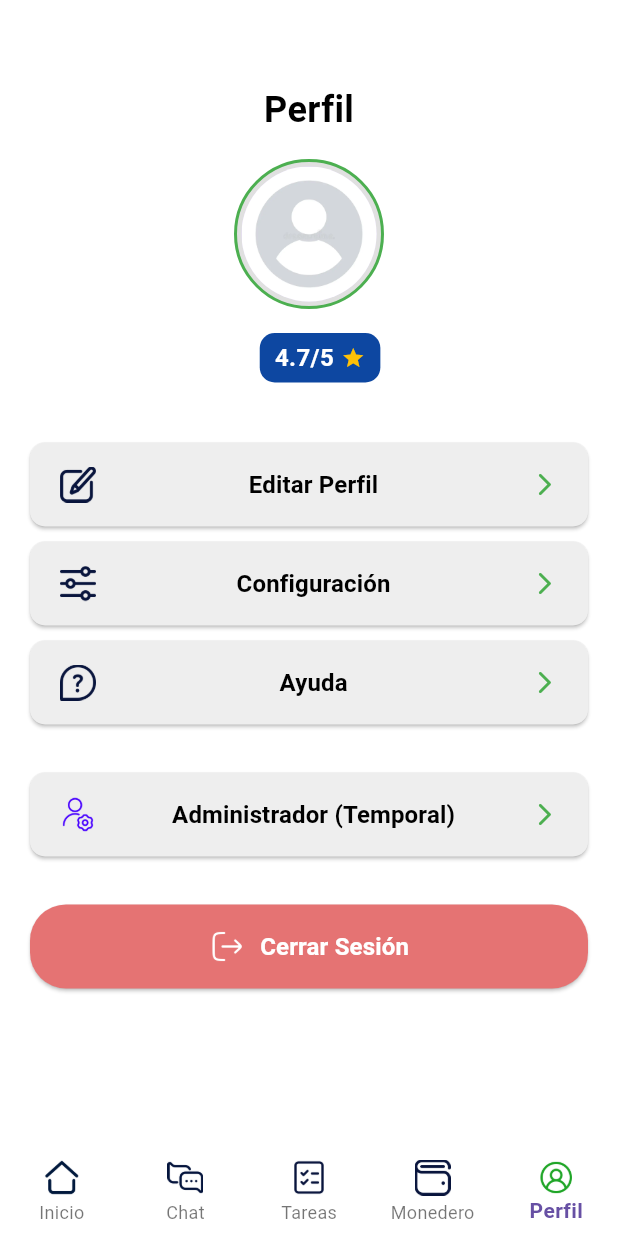
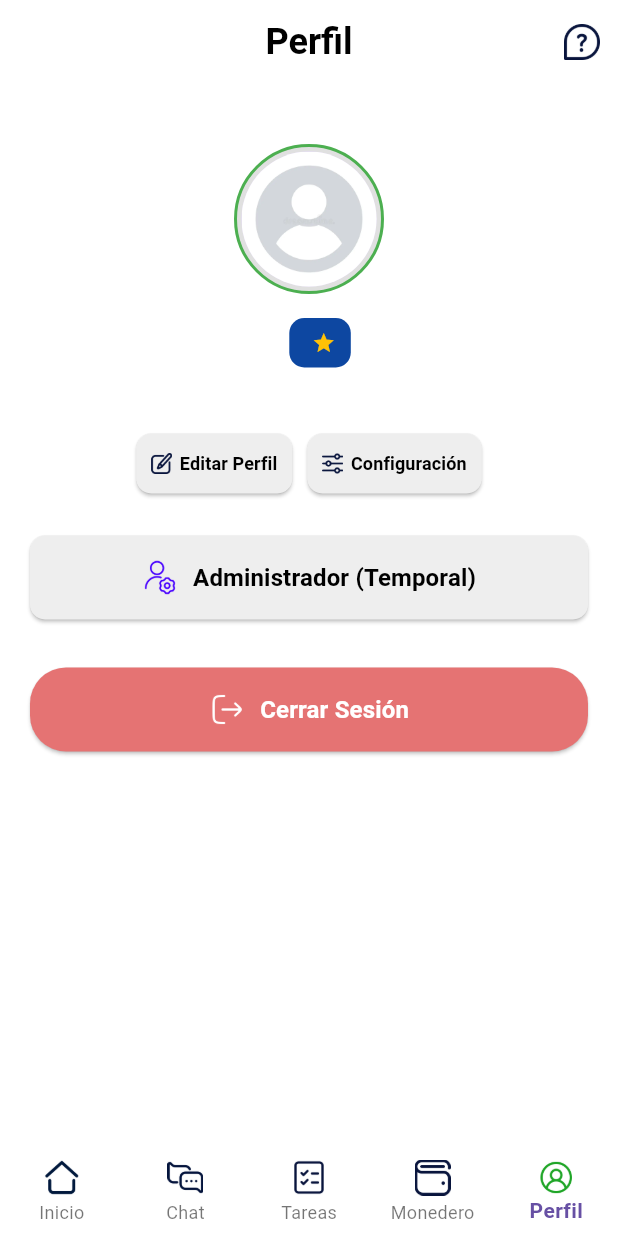
Before and after one commit to Manudf5/mobileservicesapp, a Flutter app: the screen it shows once a user with an empty profile is signed in, item 5 of the bottom bar chosen, on a phone screen of 412 x 824 dp. Run offline on Flutter 3.47's test engine with Material 3 defaults, Android fonts, the light colour scheme and no system bars; our stand-ins replace animated_text_kit, cloud_firestore, firebase_auth, firebase_core, firebase_storage, flutter_map and 4 more; missing offline and left inert: flutter_map_marker_cluster, flutter_map_marker_popup, geolocator_android; accounts and stored records are empty.

Commit message:
Backup2_30.06.24

```diff
--- a/lib/screens/public/homepage.dart
+++ b/lib/screens/public/homepage.dart
@@ -1,23 +1,9 @@
 import 'package:flutter/material.dart';
 import 'profile.dart'; // Importa el nuevo archivo profile.dart
 import 'home.dart'; // Importa el nuevo archivo home.dart
+import 'tasks.dart'; // Importa el nuevo archivo tasks.dart
 
 // Define las pantallas para cada botón
-class InicioScreen extends StatelessWidget {
-  const InicioScreen({super.key});
-
-  @override
-  Widget build(BuildContext context) {
-    return Container(
-      decoration: const BoxDecoration(
-        color: Colors.white
-      ),
-      child: const Center(
-        child: Text('Pantalla de inicio'),
-      ),
-    );
-  }
-}
 
 class ChatScreen extends StatelessWidget {
   const ChatScreen({super.key});
@@ -35,24 +21,8 @@ class ChatScreen extends StatelessWidget {
   }
 }
 
-class TareasScreen extends StatelessWidget {
-  const TareasScreen({super.key});
-
-  @override
-  Widget build(BuildContext context) {
-    return Container(
-      decoration: const BoxDecoration(
-        color: Colors.white
-      ),
-      child: const Center(
-        child: Text('Pantalla de Tareas'),
-      ),
-    );
-  }
-}
-
-class MonederoScreen extends StatelessWidget {
-  const MonederoScreen({super.key});
+class WalletScreen extends StatelessWidget {
+  const WalletScreen({super.key});
 
   @override
   Widget build(BuildContext context) {
@@ -79,11 +49,11 @@ class _HomePageState extends State<HomePage> {
   int _selectedIndex = 0;
 
   final List<Widget> _screens = [
-    const HomeScreen(),
+    const HomeScreen(), // Ahora utiliza HomeScreen de home.dart
     const ChatScreen(),
-    const TareasScreen(), // Ahora utiliza TareasScreen de home.dart
-    const MonederoScreen(),
-    const PerfilScreen(), // Ahora utiliza PerfilScreen de profile.dart
+    const TasksScreen(), // Ahora utiliza TasksScreen de tasks.dart
+    const WalletScreen(),
+    const ProfileScreen(), // Ahora utiliza ProfileScreen de profile.dart
   ];
 
   @override
--- a/lib/screens/public/profile.dart
+++ b/lib/screens/public/profile.dart
@@ -8,19 +8,20 @@ import '../intro_screen.dart'; // Importa intro_screen.dart
 import 'package:image_picker/image_picker.dart'; // Importa image_picker
 import 'package:url_launcher/url_launcher.dart'; // Importa url_launcher
 
-class PerfilScreen extends StatefulWidget {
-  const PerfilScreen({super.key});
+class ProfileScreen extends StatefulWidget {
+  const ProfileScreen({super.key});
 
   @override
   // ignore: library_private_types_in_public_api
-  _PerfilScreenState createState() => _PerfilScreenState();
-}
-
-class _PerfilScreenState extends State<PerfilScreen> {
+  _ProfileScreenState createState() => _ProfileScreenState();
+}
+
+class _ProfileScreenState extends State<ProfileScreen> {
   String _userName = '';
   String _userLastName = '';
   String _userBio = '';
   String _profileImageUrl = '';
+  String _userAssessment = ''; // Variable para la calificación
 
   @override
   void initState() {
@@ -42,6 +43,7 @@ class _PerfilScreenState extends State<PerfilScreen> {
           _userLastName = userDoc.data()!['lastName'];
           _userBio = userDoc.data()!['bio'] ?? '';
           _profileImageUrl = userDoc.data()!['profileImageUrl'] ?? '';
+          _userAssessment = userDoc.data()!['assessment'] ?? ''; // Obtén la calificación
         });
       }
     }
@@ -198,6 +200,28 @@ class _PerfilScreenState extends State<PerfilScreen> {
   @override
   Widget build(BuildContext context) {
     return Scaffold(
+      appBar: AppBar(
+        backgroundColor: Colors.white,
+        title: const Text(
+          'Perfil',
+          style: TextStyle(
+            fontSize: 24.0,
+            fontWeight: FontWeight.bold,
+            color: Colors.black,
+          ),
+        ),
+        centerTitle: true, // Centra el texto del AppBar
+        actions: [
+          IconButton(
+            onPressed: _showHelpScreen,
+            icon: Image.asset(
+              'assets/images/IconHelp.png',
+              height: 24,
+              width: 24,
+            ),
+          ),
+        ],
+      ),
       backgroundColor: Colors.white,
       body: SingleChildScrollView(
         child: Center(
@@ -208,18 +232,6 @@ class _PerfilScreenState extends State<PerfilScreen> {
               crossAxisAlignment: CrossAxisAlignment.center,
               children: [
                 const SizedBox(height: 20.0),
-                // AppBar personalizado
-                Container(
-                  padding: const EdgeInsets.symmetric(vertical: 16.0),
-                  child: const Text(
-                    'Perfil',
-                    style: TextStyle(
-                      fontSize: 24.0,
-                      fontWeight: FontWeight.bold,
-                      color: Colors.black,
-                    ),
-                  ),
-                ),
 
                 // Foto de perfil
                 Stack(
@@ -273,19 +285,19 @@ class _PerfilScreenState extends State<PerfilScreen> {
                         color: Colors.blue[900],
                         borderRadius: BorderRadius.circular(10.0),
                       ),
-                      child: const Row(
+                      child: Row(
                         mainAxisSize: MainAxisSize.min,
                         children: [
                           Text(
-                            '4.7/5',
-                            style: TextStyle(
+                            _userAssessment, // Mostrar la calificación real
+                            style: const TextStyle(
                               fontSize: 16.0,
                               fontWeight: FontWeight.bold,
                               color: Colors.white,
                             ),
                           ),
-                          SizedBox(width: 5.0),
-                          Icon(
+                          const SizedBox(width: 5.0),
+                          const Icon(
                             Icons.star,
                             size: 16.0,
                             color: Colors.amber,
@@ -315,36 +327,117 @@ class _PerfilScreenState extends State<PerfilScreen> {
                 const SizedBox(height: 24.0),
 
                 // Botones de acción
-                Column(
+                Row(
+                  mainAxisAlignment: MainAxisAlignment.center,
                   children: [
                     // Botón Editar Perfil
-                    _buildCustomButton(
+                    ElevatedButton(
                       onPressed: _showEditProfileScreen,
-                      icon: 'assets/images/IconEditProfile.png',
-                      text: 'Editar Perfil',
-                    ),
-                    const SizedBox(height: 10.0),
+                      style: ElevatedButton.styleFrom(
+                        backgroundColor: Colors.grey[200], // Formato diferente
+                        foregroundColor: Colors.black,
+                        padding: const EdgeInsets.symmetric(
+                          horizontal: 10.0,
+                          vertical: 8.0,
+                        ),
+                        shape: RoundedRectangleBorder(
+                          borderRadius: BorderRadius.circular(10.0),
+                        ),
+                      ),
+                      child: Row(
+                        mainAxisAlignment: MainAxisAlignment.center,
+                        children: [
+                          Image.asset(
+                            'assets/images/IconEditProfile.png',
+                            height: 14,
+                            width: 14,
+                          ),
+                          const SizedBox(width: 5.0),
+                          Text(
+                            'Editar Perfil',
+                            style: TextStyle(
+                              fontSize: 12,
+                              fontWeight: FontWeight.bold,
+                            ),
+                          ),
+                        ],
+                      ),
+                    ),
+                    const SizedBox(width: 10.0),
                     // Botón Configuración
-                    _buildCustomButton(
+                    ElevatedButton(
                       onPressed: _showSettingsScreen,
-                      icon: 'assets/images/IconConfig.png',
-                      text: 'Configuración',
-                    ),
-                    const SizedBox(height: 10.0),
-                    // Botón Ayuda
-                    _buildCustomButton(
-                      onPressed: _showHelpScreen,
-                      icon: 'assets/images/IconHelp.png',
-                      text: 'Ayuda',
-                    ),
+                      style: ElevatedButton.styleFrom(
+                        backgroundColor: Colors.grey[200], // Formato diferente
+                        foregroundColor: Colors.black,
+                        padding: const EdgeInsets.symmetric(
+                          horizontal: 10.0,
+                          vertical: 8.0,
+                        ),
+                        shape: RoundedRectangleBorder(
+                          borderRadius: BorderRadius.circular(10.0),
+                        ),
+                      ),
+                      child: Row(
+                        mainAxisAlignment: MainAxisAlignment.center,
+                        children: [
+                          Image.asset(
+                            'assets/images/IconConfig.png',
+                            height: 14,
+                            width: 14,
+                          ),
+                          const SizedBox(width: 5.0),
+                          Text(
+                            'Configuración',
+                            style: TextStyle(
+                              fontSize: 12,
+                              fontWeight: FontWeight.bold,
+                            ),
+                          ),
+                        ],
+                      ),
+                    ),
+                  ],
+                ),
+
+                const SizedBox(height: 24.0),
+
+                // Botón Administrador (Temporal)
+                ElevatedButton(
+                  onPressed: _showAdminTempScreen,
+                  style: ElevatedButton.styleFrom(
+                    backgroundColor: Colors.grey[200], // Formato diferente
+                    foregroundColor: Colors.black,
+                    padding: const EdgeInsets.symmetric(
+                      horizontal: 20.0,
+                      vertical: 16.0,
+                    ),
+                    shape: RoundedRectangleBorder(
+                      borderRadius: BorderRadius.circular(10.0),
+                    ),
+                  ),
+                  child: Row(
+                    mainAxisAlignment: MainAxisAlignment.center,
+                    children: [
+                      Image.asset(
+                        'assets/images/IconAdmin.png',
+                        height: 24,
+                        width: 24,
+                      ),
+                      const SizedBox(width: 10.0),
+                      Text(
+                        'Administrador (Temporal)',
+                        style: TextStyle(
+                          fontSize: 16,
+                          fontWeight: FontWeight.bold,
+                        ),
+                      ),
+                    ],
+                  ),
+                ),
+
                 const SizedBox(height: 32.0),
-                    // Botón Administrador (Temporal)
-                    _buildCustomButton(
-                      onPressed: _showAdminTempScreen,
-                      icon: 'assets/images/IconAdmin.png',
-                      text: 'Administrador (Temporal)',
-                    ),
-                    const SizedBox(height: 32.0),
+
                 // Botón Cerrar Sesión
                 ElevatedButton(
                   onPressed: _signOut,
@@ -381,59 +474,7 @@ class _PerfilScreenState extends State<PerfilScreen> {
                 ),
               ],
             ),
-              ],
-            ),
-          ),
-        ),
-      ),
-    );
-  }
-
-  // Función para crear un botón personalizado con icono y flecha
-  Widget _buildCustomButton({
-    required VoidCallback onPressed,
-    required String icon,
-    required String text,
-  }) {
-    return SizedBox(
-      width: double.infinity,
-      child: ElevatedButton(
-        onPressed: onPressed,
-        style: ElevatedButton.styleFrom(
-          backgroundColor: Colors.grey[200],
-          foregroundColor: Colors.black,
-          padding: const EdgeInsets.symmetric(
-            horizontal: 20.0,
-            vertical: 16.0,
-          ),
-          shape: RoundedRectangleBorder(
-            borderRadius: BorderRadius.circular(10.0),
-          ),
-        ),
-        child: Row(
-          mainAxisAlignment: MainAxisAlignment.spaceBetween,
-          children: [
-            // Icono de cambiar contraseña
-            Image.asset(
-              icon,
-              height: 24,
-              width: 24,
-            ),
-            // Espacio entre los iconos
-            const SizedBox(width: 16.0),
-            // Texto del botón
-            Text(
-              text,
-              style: const TextStyle(
-                fontSize: 16.0,
-                fontWeight: FontWeight.bold,
-              ),
-            ),
-            // Espacio entre el texto y el ícono de flecha
-            const SizedBox(width: 16.0),
-            // Icono de flecha
-            const Icon(Icons.arrow_forward_ios_rounded, color: Colors.green),
-          ],
+          ),
         ),
       ),
     );
```
Also changed, not shown: lib/screens/public/tasks.dart (added, +55 -0 lines). Lines whose indentation alone changed are shown as unchanged.
